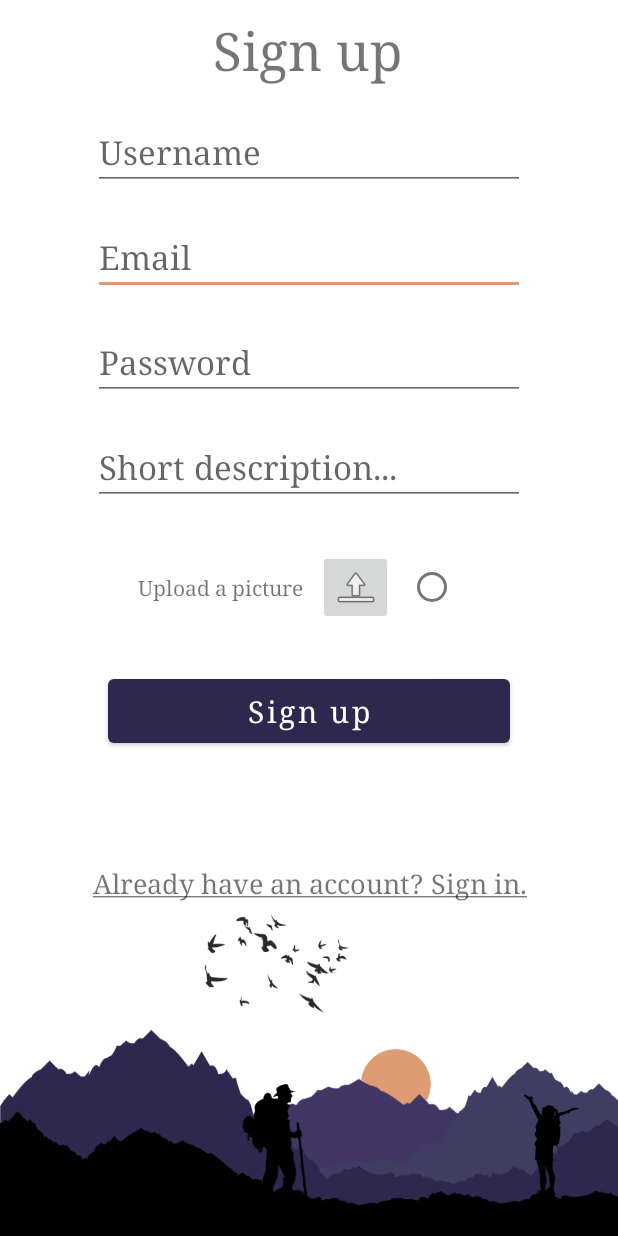
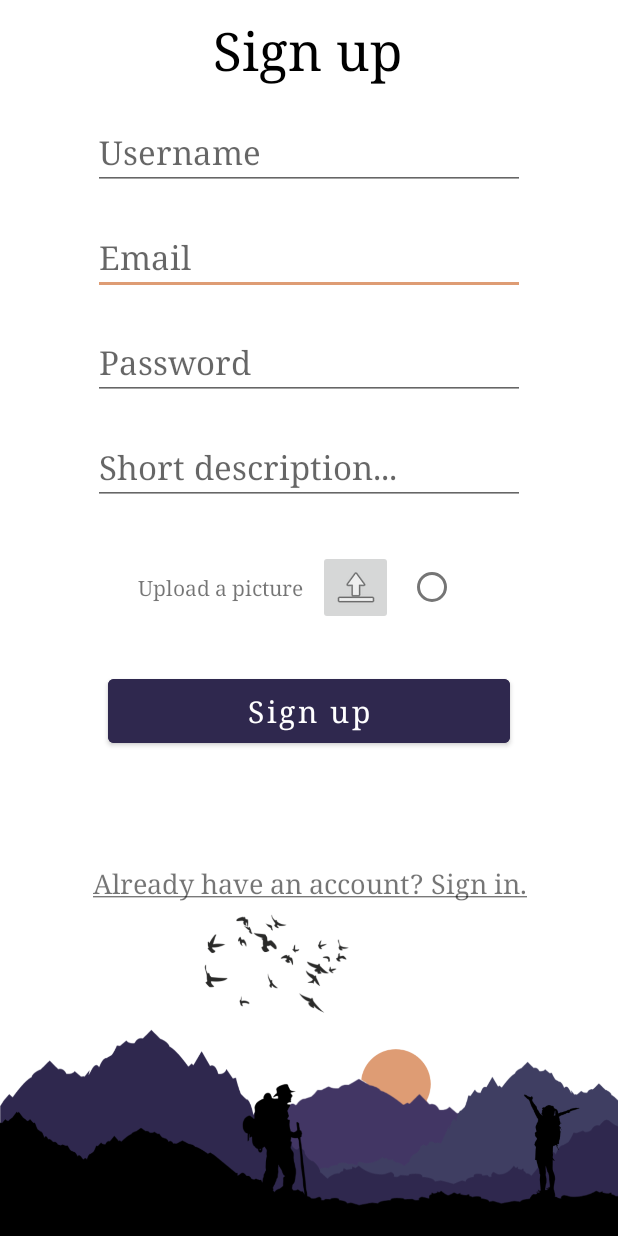
Before and after one commit to gosiadrygala/Travelgram, an Android app: the SignUpActivity screen opened directly, with no data from a screen before it, on a phone screen of 412 x 824 dp. Run offline under Robolectric (Android 15) with nearby library versions, the phone set to English and light mode, and no system bars; our stand-ins replace Firebase (no records; nobody signed in at launch, a user with empty details on screens opened directly).

Commit message:
Fixed some minor things

```diff
--- a/app/src/main/java/com/example/travelgram/DAO/PlaceDAO.java
+++ b/app/src/main/java/com/example/travelgram/DAO/PlaceDAO.java
@@ -191,6 +191,8 @@ public class PlaceDAO {
                     post.setUserPicture(user.getPictureID());
 
                     reference.child("posts").child(place.getPlaceID()).child(post.getPostID()).setValue(post);
+                    String newEmail = user.getEmail().replace(".", ",");
+                    reference.child("usersPosts").child(newEmail).child(post.getPostID()).setValue(post);
                     setCreatePostToPlaceImageResponse("true");
                 }
 
--- a/app/src/main/res/layout/activity_main.xml
+++ b/app/src/main/res/layout/activity_main.xml
@@ -23,7 +23,6 @@
             android:theme="@style/ToolbarTheme"
             app:menu="@menu/top_app_bar"
             app:navigationIcon="@drawable/ic_logout"
-            app:navigationIconTint="?colorOnSecondary"
             app:title="@string/Travelgram"
             app:titleCentered="true"
             app:titleTextAppearance="@style/ToolbarTitleText"
--- a/app/src/main/res/layout/activity_sign_in.xml
+++ b/app/src/main/res/layout/activity_sign_in.xml
@@ -43,6 +43,7 @@
         android:layout_height="wrap_content"
         android:layout_marginTop="60dp"
         android:fontFamily="serif"
+        android:textColor="?colorOnSecondary"
         android:hint="@string/email"
         android:text="@string/sign_in"
         android:textSize="35sp"
--- a/app/src/main/res/layout/activity_sign_up.xml
+++ b/app/src/main/res/layout/activity_sign_up.xml
@@ -18,13 +18,14 @@
         app:layout_constraintStart_toStartOf="parent"
         app:layout_constraintTop_toBottomOf="@+id/forgotPasswordText2"
         app:layout_constraintVertical_bias="1.0"
-        app:srcCompat="@drawable/microsoftteams_image" />
+        app:srcCompat="?image" />
 
     <TextView
         android:id="@+id/headline2"
         android:layout_width="wrap_content"
         android:layout_height="wrap_content"
         android:layout_marginTop="10dp"
+        android:textColor="?colorOnSecondary"
         android:fontFamily="serif"
         android:hint="@string/email"
         android:text="@string/sign_up"
@@ -75,6 +76,7 @@
         android:layout_marginTop="20dp"
         android:fontFamily="serif"
         android:onClick="validateRegister"
+        android:backgroundTint="?colorPrimary"
         android:padding="8dp"
         android:text="@string/sign_up"
         android:textAllCaps="false"
@@ -167,7 +169,8 @@
             android:id="@+id/radioButtonSingUp"
             android:layout_width="match_parent"
             android:layout_height="match_parent"
-            android:layout_gravity="center" />
+            android:layout_gravity="center"
+            android:clickable="false" />
     </LinearLayout>
 
 </androidx.constraintlayout.widget.ConstraintLayout>
--- a/app/src/main/res/menu/bottom_navigation_menu.xml
+++ b/app/src/main/res/menu/bottom_navigation_menu.xml
@@ -24,7 +24,7 @@
         tools:ignore="HardcodedText" />
 
     <item
-        android:id="@+id/profile"
+        android:id="@+id/otherProfile"
         android:enabled="true"
         android:icon="@drawable/ic_baseline_person_24"
         android:title="Profile"
--- a/app/src/main/res/navigation/navigation.xml
+++ b/app/src/main/res/navigation/navigation.xml
@@ -22,7 +22,8 @@
             android:defaultValue="No email" />
         <argument
             android:name="username"
-            app:argType="string" />
+            app:argType="string"
+            android:defaultValue="No username"/>
         <action
             android:id="@+id/action_otherProfile_to_search"
             app:destination="@id/search" />
--- a/app/src/main/res/values-night/themes.xml
+++ b/app/src/main/res/values-night/themes.xml
@@ -3,15 +3,20 @@
     <attr name="image" format="reference"/>
     <style name="Theme.Travelgram" parent="Theme.MaterialComponents.DayNight.NoActionBar">
         <!-- Primary brand color. -->
-        <item name="colorPrimary">@color/purple_200</item>
+        <item name="colorPrimary">@color/anotherMountain</item>
         <item name="colorPrimaryVariant">@color/purple_700</item>
         <item name="colorOnPrimary">@color/black</item>
         <!-- Secondary brand color. -->
-        <item name="colorSecondary">@color/teal_200</item>
+        <item name="colorSecondary">@color/sun</item>
         <item name="colorSecondaryVariant">@color/teal_200</item>
         <item name="colorOnSecondary">@color/white</item>
         <!-- Customize your theme here. -->
 
-        <item name="image">@drawable/microsoftteams_image__1_</item>
+        <item name="image">@drawable/microsoftteams_image</item>
+    </style>
+
+    <style name="ToolbarTheme" parent="@style/ThemeOverlay.AppCompat.Dark.ActionBar">
+        <item name="colorControlNormal">?colorOnSecondary</item>
+        <item name="colorControlHighlight">?colorOnPrimary</item>
     </style>
 </resources>
```
Also changed, not shown: app/src/main/java/com/example/travelgram/Views/Fragments/OtherProfileFragment.java (+15 -2 lines), app/src/main/java/com/example/travelgram/Views/MainActivity.java (+2 -5 lines), app/src/main/res/layout/fragment_profile.xml (+5 -3 lines), 1 other file.
